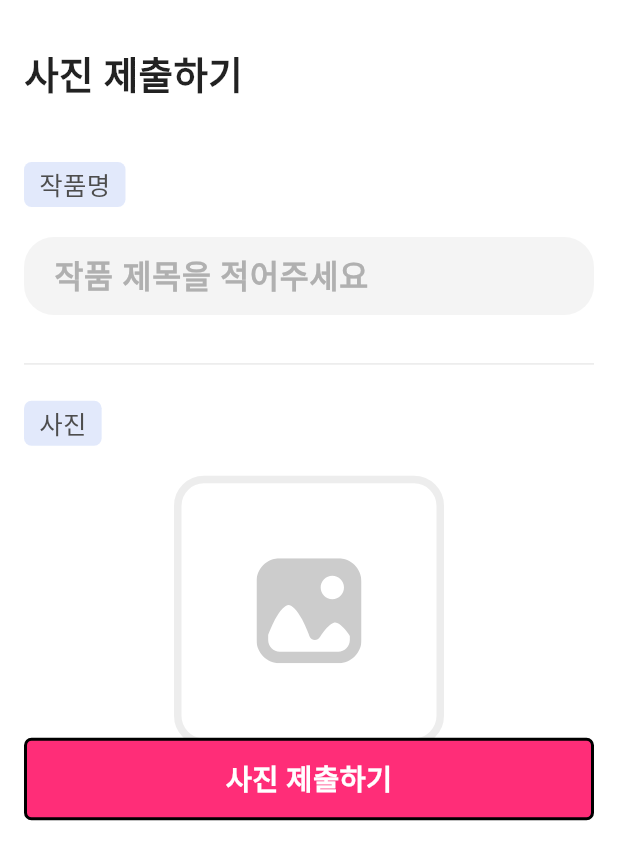
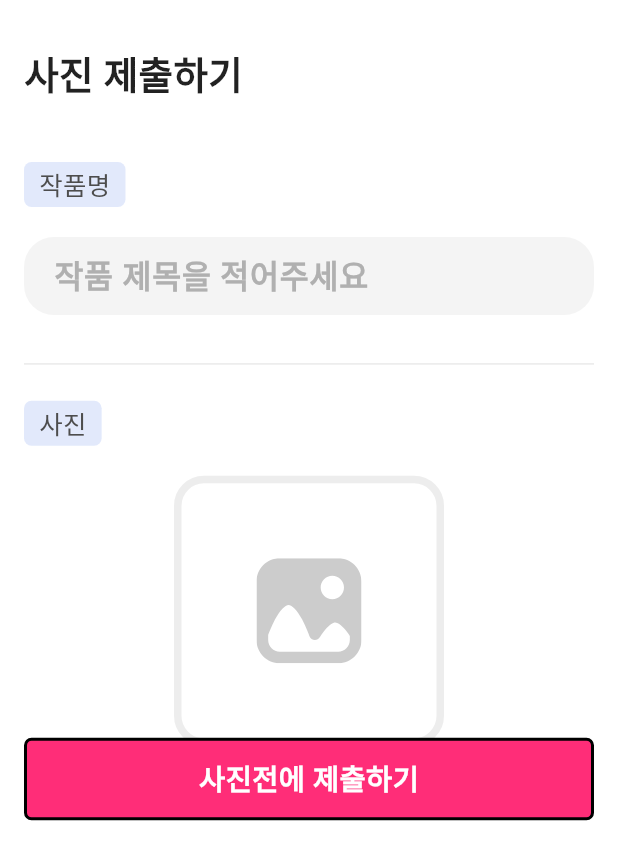
Before and after one commit to hayatshin/injicare_event_security, a Flutter app: the SelectPhotoWidget widget shown alone on an empty page, opened directly with empty values, on a phone screen of 412 x 824 dp. Shown: the top 860 px of the screen. Run offline on Flutter 3.47's test engine with Material 3 defaults, Android fonts, the phone set to English and light mode, and no system bars; our stand-ins replace cached_network_image, flutter_dotenv, flutter_riverpod, flutter_svg, go_router, image_picker and 4 more; missing offline and left inert: flutter_skeleton_ui; accounts and stored records are empty; network calls fail; statements that could not run were skipped.

Commit message:
사진전 아래 규격

```diff
--- a/lib/view/event_detail_photo_screen.dart
+++ b/lib/view/event_detail_photo_screen.dart
@@ -465,12 +465,13 @@ class _SelectPhotoWidgetState extends State<SelectPhotoWidget> {
                   ),
                 ],
               ),
-              Gaps.v40,
+              Gaps.v20,
               Expanded(
                 child: SingleChildScrollView(
                   child: Column(
                     crossAxisAlignment: CrossAxisAlignment.center,
                     children: [
+                      Gaps.v20,
                       const EventHeader(
                         headerText: "작품명",
                       ),
@@ -569,6 +570,7 @@ class _SelectPhotoWidgetState extends State<SelectPhotoWidget> {
                                     )
                                   : Image.network(
                                       _photo!.path,
+                                      fit: BoxFit.cover,
                                     ),
                             ),
                             Gaps.v10,
@@ -581,7 +583,8 @@ class _SelectPhotoWidgetState extends State<SelectPhotoWidget> {
                             )
                           ],
                         ),
-                      )
+                      ),
+                      Gaps.v60,
                     ],
                   ),
                 ),
@@ -607,7 +610,7 @@ class _SelectPhotoWidgetState extends State<SelectPhotoWidget> {
                   ),
                   child: Center(
                     child: Text(
-                      "사진 제출하기",
+                      "사진전에 제출하기",
                       style: InjicareFont().body01.copyWith(
                             color: Colors.white,
                           ),
```
